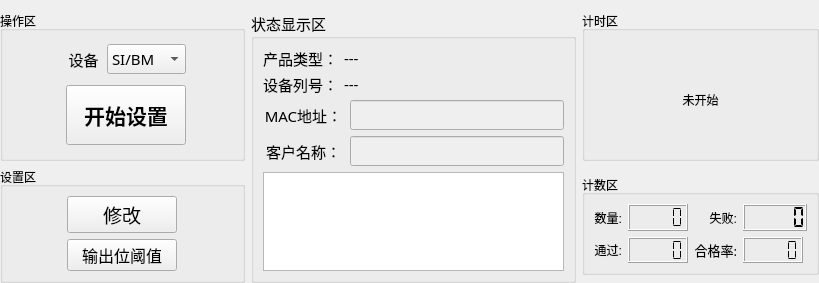
Above: MasterCtrlSet/home/home_workwid.ui from ChinaClever/PDU-Settings before the change. Below: the same form after it.
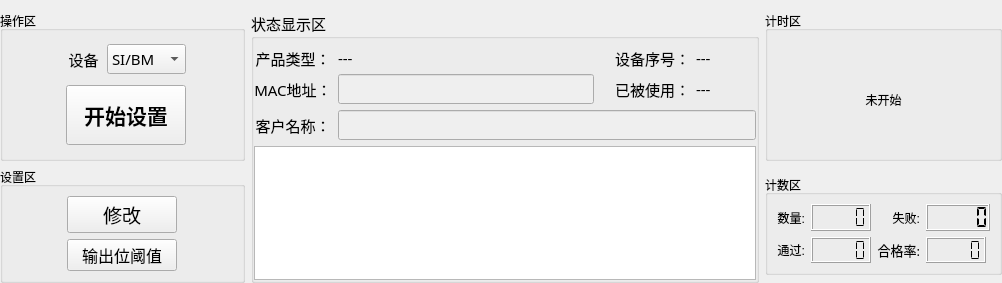
That is the form after the change.

What changed in the file:
```diff
--- a/MasterCtrlSet/home/home_workwid.ui
+++ b/MasterCtrlSet/home/home_workwid.ui
@@ -6,7 +6,7 @@
    <rect>
     <x>0</x>
     <y>0</y>
-    <width>819</width>
+    <width>1002</width>
     <height>272</height>
    </rect>
   </property>
@@ -35,6 +35,15 @@
       <string>状态显示区</string>
      </property>
      <layout class="QGridLayout" name="gridLayout_6">
+      <property name="leftMargin">
+       <number>0</number>
+      </property>
+      <property name="rightMargin">
+       <number>0</number>
+      </property>
+      <property name="bottomMargin">
+       <number>0</number>
+      </property>
       <item row="0" column="0">
        <widget class="QLabel" name="label_33">
         <property name="minimumSize">
@@ -57,7 +66,7 @@
         </property>
        </widget>
       </item>
-      <item row="0" column="1" colspan="2">
+      <item row="0" column="1">
        <widget class="QLabel" name="devLab">
         <property name="minimumSize">
          <size>
@@ -65,16 +74,22 @@
           <height>20</height>
          </size>
         </property>
+        <property name="maximumSize">
+         <size>
+          <width>260</width>
+          <height>16777215</height>
+         </size>
+        </property>
         <property name="text">
          <string>---</string>
         </property>
        </widget>
       </item>
-      <item row="1" column="0">
+      <item row="0" column="2">
        <widget class="QLabel" name="label_34">
         <property name="minimumSize">
          <size>
-          <width>0</width>
+          <width>90</width>
           <height>20</height>
          </size>
         </property>
@@ -85,14 +100,14 @@
          </size>
         </property>
         <property name="text">
-         <string>设备列号：</string>
+         <string>设备序号：</string>
         </property>
         <property name="alignment">
-         <set>Qt::AlignCenter</set>
+         <set>Qt::AlignRight|Qt::AlignTrailing|Qt::AlignVCenter</set>
         </property>
        </widget>
       </item>
-      <item row="1" column="1" colspan="2">
+      <item row="0" column="3">
        <widget class="QLabel" name="snLab">
         <property name="minimumSize">
          <size>
@@ -105,7 +120,7 @@
         </property>
        </widget>
       </item>
-      <item row="2" column="0" colspan="2">
+      <item row="1" column="0">
        <widget class="QLabel" name="label_36">
         <property name="minimumSize">
          <size>
@@ -127,11 +142,17 @@
         </property>
        </widget>
       </item>
-      <item row="2" column="2">
+      <item row="1" column="1">
        <widget class="QLineEdit" name="macEdit">
         <property name="enabled">
          <bool>false</bool>
         </property>
+        <property name="maximumSize">
+         <size>
+          <width>260</width>
+          <height>16777215</height>
+         </size>
+        </property>
         <property name="echoMode">
          <enum>QLineEdit::Normal</enum>
         </property>
@@ -140,7 +161,42 @@
         </property>
        </widget>
       </item>
-      <item row="3" column="0" colspan="2">
+      <item row="1" column="2">
+       <widget class="QLabel" name="label_37">
+        <property name="minimumSize">
+         <size>
+          <width>90</width>
+          <height>20</height>
+         </size>
+        </property>
+        <property name="maximumSize">
+         <size>
+          <width>90</width>
+          <height>30</height>
+         </size>
+        </property>
+        <property name="text">
+         <string>已被使用：</string>
+        </property>
+        <property name="alignment">
+         <set>Qt::AlignRight|Qt::AlignTrailing|Qt::AlignVCenter</set>
+        </property>
+       </widget>
+      </item>
+      <item row="1" column="3">
+       <widget class="QLabel" name="macCntLab">
+        <property name="minimumSize">
+         <size>
+          <width>60</width>
+          <height>20</height>
+         </size>
+        </property>
+        <property name="text">
+         <string>---</string>
+        </property>
+       </widget>
+      </item>
+      <item row="2" column="0">
        <widget class="QLabel" name="label_35">
         <property name="minimumSize">
          <size>
@@ -162,7 +218,7 @@
         </property>
        </widget>
       </item>
-      <item row="3" column="2">
+      <item row="2" column="1" colspan="3">
        <widget class="QLineEdit" name="userEdit">
         <property name="enabled">
          <bool>false</bool>
@@ -175,7 +231,7 @@
         </property>
        </widget>
       </item>
-      <item row="4" column="0" colspan="3">
+      <item row="3" column="0" colspan="4">
        <widget class="QTextEdit" name="textEdit">
         <property name="enabled">
          <bool>true</bool>
```
